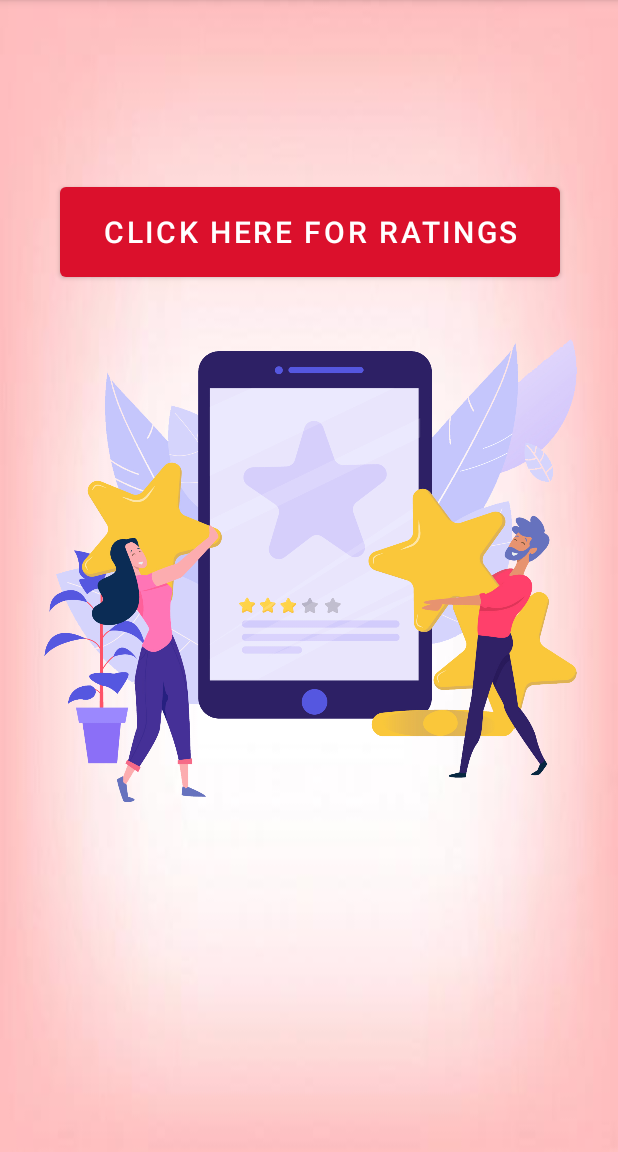
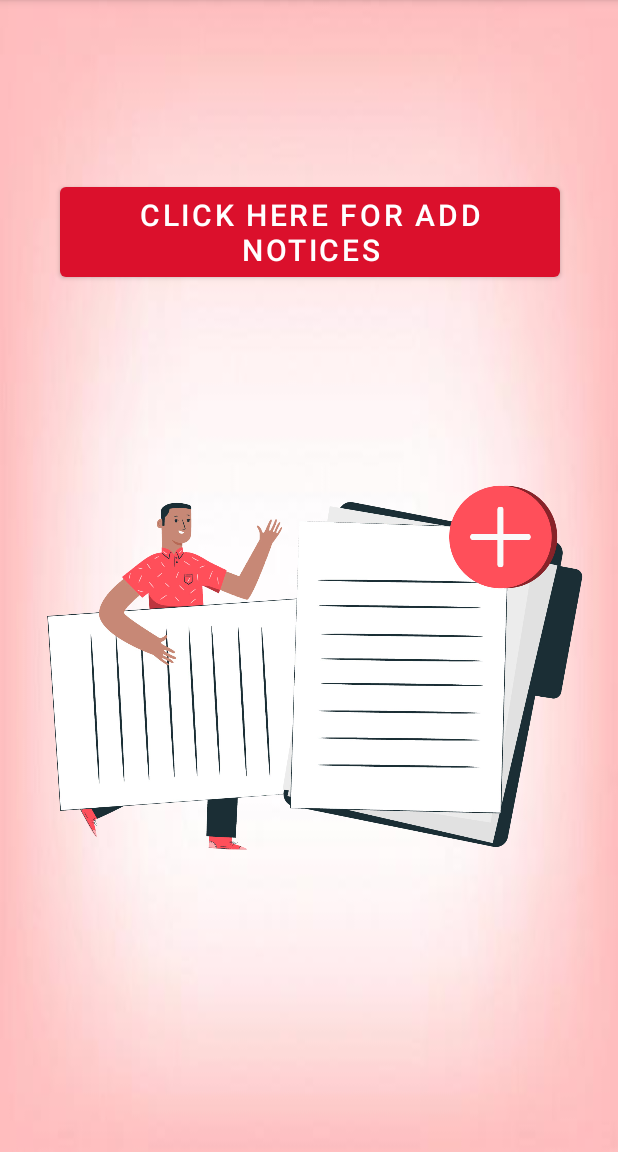
Before and after one commit to NemanthiEdirisooriya/ClickAndTick, an Android app: the fragment RatingsFragment shown on its own in the app's theme, on a phone screen of 412 x 824 dp, the part 84-1236 px from its top. Run offline under Robolectric (Android 15) with nearby library versions, the phone set to English and light mode, and no system bars; Roboto replaces fonts that are not available here.

Commit message:
Company Mangement

```diff
--- a/app/src/main/AndroidManifest.xml
+++ b/app/src/main/AndroidManifest.xml
@@ -9,6 +9,12 @@
         android:roundIcon="@mipmap/ic_launcher_round"
         android:supportsRtl="true"
         android:theme="@style/Theme.Todo">
+        <activity
+            android:name=".firstpage"
+            android:exported="true" />
+        <activity
+            android:name=".company_viewList"
+            android:exported="true" />
         <activity
             android:name=".welcomePage"
             android:exported="true" />
--- a/app/src/main/java/com/example/todo/ui/slideshow/SlideshowFragment.java
+++ b/app/src/main/java/com/example/todo/ui/slideshow/SlideshowFragment.java
@@ -17,6 +17,7 @@ import androidx.lifecycle.ViewModelProvider;
 import com.example.todo.AddRates;
 import com.example.todo.MainActivity;
 import com.example.todo.R;
+import com.example.todo.company_viewList;
 import com.example.todo.databinding.FragmentSlideshowBinding;
 
 public class SlideshowFragment extends Fragment {
@@ -36,7 +37,7 @@ public class SlideshowFragment extends Fragment {
         btn.setOnClickListener(new View.OnClickListener() {
             @Override
             public void onClick(View view) {
-                Intent i = new Intent(getActivity() , AddRates.class);
+                Intent i = new Intent(getActivity() , company_viewList.class);
                 startActivity(i);
             }
         });
--- a/app/src/main/java/com/example/todo/welcomePage.java
+++ b/app/src/main/java/com/example/todo/welcomePage.java
@@ -17,7 +17,7 @@ public class welcomePage extends AppCompatActivity {
         super.onCreate(savedInstanceState);
         setContentView(R.layout.activity_welcome_page);
 
-        welcome=findViewById(R.id.btn_customer);
+        welcome=findViewById(R.id.btn_company);
         welcome.setOnClickListener(new View.OnClickListener() {
             @Override
             public void onClick(View v) {
--- a/app/src/main/res/layout/activity_register.xml
+++ b/app/src/main/res/layout/activity_register.xml
@@ -31,7 +31,7 @@
         android:drawableLeft="@drawable/ic_person"
         android:drawablePadding="10dp"
         android:ems="10"
-        android:hint="Customer Name"
+        android:hint="Company Name"
         android:inputType="textPersonName"
         android:textColor="@color/black"
         app:layout_constraintEnd_toEndOf="parent"
@@ -69,7 +69,7 @@
         android:drawableLeft="@drawable/ic_email"
         android:drawablePadding="10dp"
         android:ems="10"
-        android:hint="Customer Email"
+        android:hint="Company Email"
         android:inputType="textPersonName"
         app:layout_constraintEnd_toEndOf="parent"
         app:layout_constraintStart_toStartOf="parent"
@@ -124,7 +124,7 @@
         android:layout_width="127dp"
         android:layout_height="43dp"
         android:layout_marginTop="8dp"
-        android:text="As customer"
+        android:text="As company"
         android:textColor="@color/black"
         android:textSize="20sp"
         app:layout_constraintEnd_toEndOf="parent"
--- a/app/src/main/res/layout/fragment_ratings.xml
+++ b/app/src/main/res/layout/fragment_ratings.xml
@@ -14,8 +14,10 @@
         android:layout_marginStart="8dp"
         android:layout_marginTop="8dp"
         android:layout_marginEnd="8dp"
+        android:layout_marginBottom="98dp"
         android:textAlignment="center"
         android:textSize="20sp"
+        app:layout_constraintBottom_toTopOf="@+id/imageView7"
         app:layout_constraintEnd_toEndOf="parent"
         app:layout_constraintStart_toStartOf="parent"
         app:layout_constraintTop_toTopOf="parent" />
@@ -38,11 +40,14 @@
 
     <ImageView
         android:id="@+id/imageView7"
-        android:layout_width="393dp"
-        android:layout_height="566dp"
-        android:layout_marginTop="64dp"
+        android:layout_width="0dp"
+        android:layout_height="0dp"
+        android:layout_marginStart="16dp"
         android:layout_marginEnd="16dp"
-        android:src="@drawable/ratings11"
+        android:src="@drawable/add_notices"
+        app:layout_constraintBottom_toBottomOf="parent"
         app:layout_constraintEnd_toEndOf="parent"
-        app:layout_constraintTop_toTopOf="parent" />
+        app:layout_constraintStart_toStartOf="parent"
+        app:layout_constraintTop_toBottomOf="@+id/text_ratings" />
+
 </androidx.constraintlayout.widget.ConstraintLayout>
--- a/app/src/main/res/values/strings.xml
+++ b/app/src/main/res/values/strings.xml
@@ -12,10 +12,10 @@
     <string name="menu_gallery">Notices</string>
     <string name="menu_slideshow">Companies</string>
     <string name="menu_ratings">Add Notices</string>
-    <string name="btn_Rating1">Click Here for Ratings</string>
+    <string name="btn_Rating1">Click Here for Add Notices</string>
     <string name="btn_notices">Click To View Notices</string>
     <string name="btn_homecom">"Just  one Step "</string>
-    <string name="btn_addrates">Click To Add Rates</string>
+    <string name="btn_addrates">Click To View Company details</string>
     <string name="tv_addRates0">      Add Your Rates Here </string>
     <string name="et_addRates1">Company name : </string>
     <string name="et_addRates2">Hybrid vehicles : </string>
```
Also changed, not shown: app/src/main/java/com/example/todo/DBHelper.java (+7 -0 lines), app/src/main/java/com/example/todo/company_viewList.java (added, +33 -0 lines), app/src/main/java/com/example/todo/firstpage.java (added, +31 -0 lines), app/src/main/res/layout/activity_company_view_list.xml (added, +18 -0 lines), app/src/main/res/layout/activity_firstpage.xml (added, +30 -0 lines), app/src/main/res/drawable/add_notices.png (added), app/src/main/res/drawable/front.png (added), app/src/main/res/drawable/logo.png (added).
